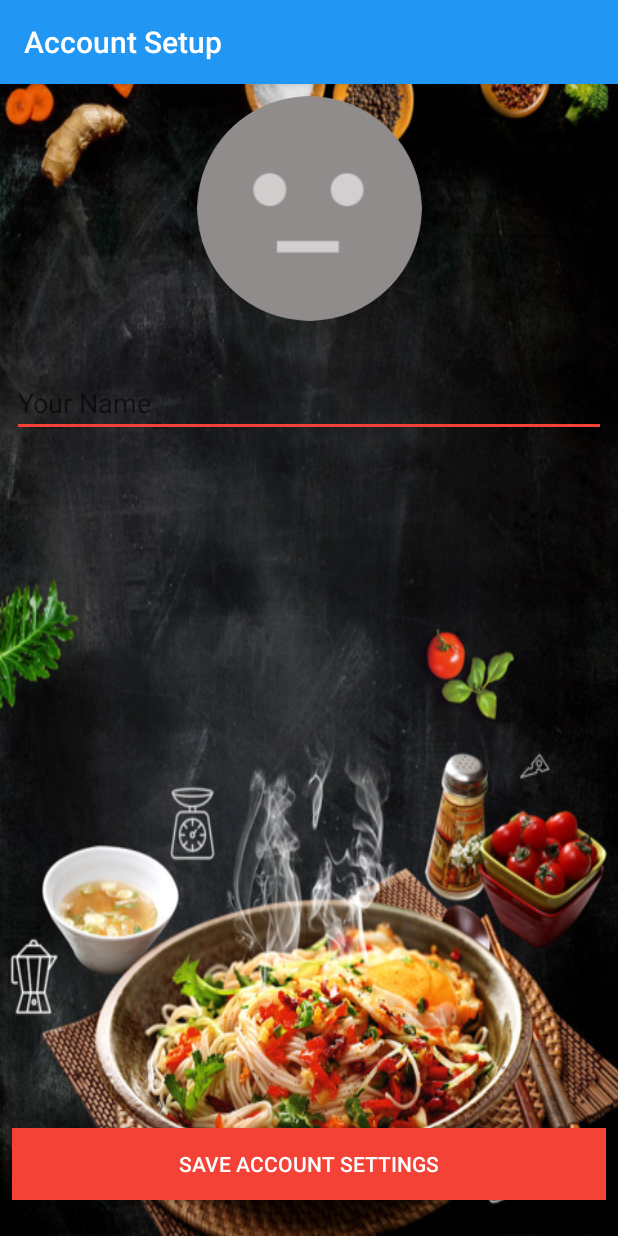
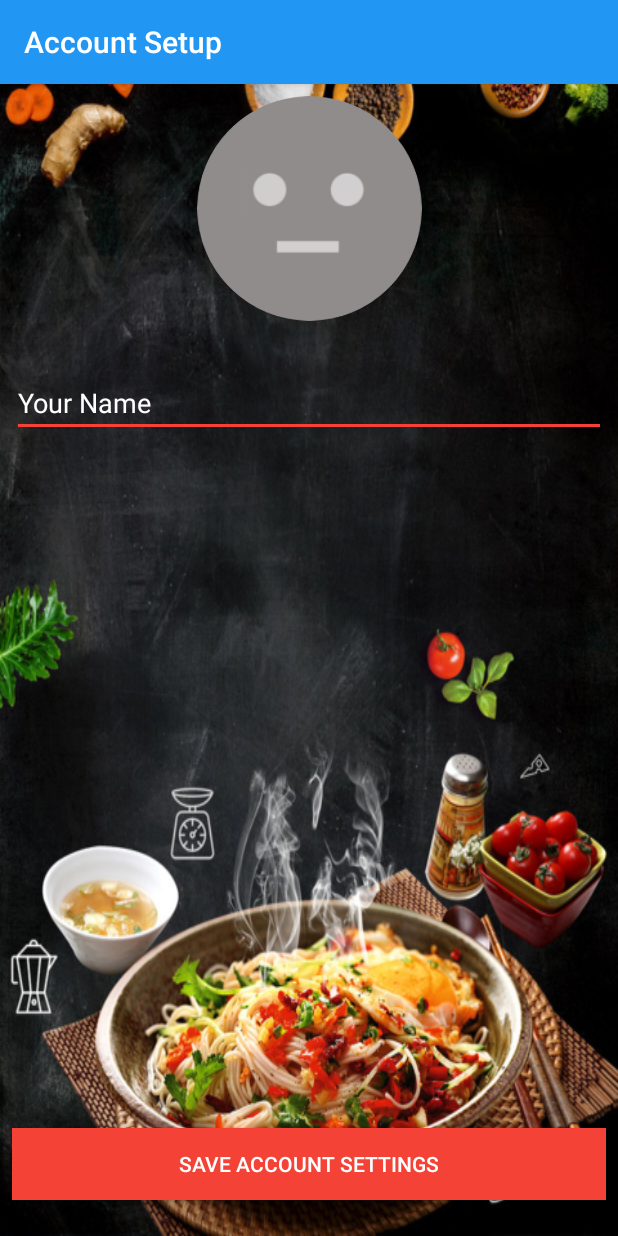
Before and after one commit to edgarhakobyan/Blog-App, an Android app: the screen it shows after launch once a user with an empty profile is signed in (SetupActivity), on a phone screen of 412 x 824 dp. Run offline under Robolectric (Android 15) with nearby library versions, the light colour scheme and no system bars; our stand-ins replace CircleImageView, Firebase (no records; nobody signed in at launch, a user with empty details on screens opened directly); libraries missing offline, so code that uses them is left out: com.theartofdev.edmodo, id.zelory.compressor.

Commit message:
Fixed progress bar on setup page, Changed app name

```diff
--- a/app/src/main/res/layout/activity_comments.xml
+++ b/app/src/main/res/layout/activity_comments.xml
@@ -19,8 +19,8 @@
         android:layout_width="0dp"
         android:layout_height="0dp"
         android:layout_marginBottom="16dp"
-        android:layout_marginEnd="16dp"
-        android:layout_marginStart="16dp"
+        android:layout_marginEnd="8dp"
+        android:layout_marginStart="8dp"
         android:layout_marginTop="16dp"
         app:layout_constraintBottom_toTopOf="@+id/comment_field"
         app:layout_constraintEnd_toEndOf="parent"
--- a/app/src/main/res/layout/activity_setup.xml
+++ b/app/src/main/res/layout/activity_setup.xml
@@ -6,16 +6,6 @@
     android:layout_height="match_parent"
     android:background="@drawable/food_background1"
     tools:context="com.example.edgar.blog_app.activities.SetupActivity">
-
-    <ProgressBar
-        android:id="@+id/setup_progressbar"
-        style="?android:attr/progressBarStyle"
-        android:layout_width="0dp"
-        android:layout_height="wrap_content"
-        android:visibility="invisible"
-        app:layout_constraintEnd_toEndOf="parent"
-        app:layout_constraintStart_toStartOf="parent"
-        app:layout_constraintTop_toTopOf="parent" />
 
     <de.hdodenhof.circleimageview.CircleImageView
         android:id="@+id/setup_image"
@@ -38,6 +28,7 @@
         android:layout_marginTop="32dp"
         android:ems="10"
         android:hint="@string/your_name"
+        android:textColorHint="@android:color/white"
         android:inputType="textPersonName"
         android:textColor="@android:color/white"
         app:layout_constraintEnd_toEndOf="parent"
@@ -58,5 +49,15 @@
         app:layout_constraintEnd_toEndOf="parent"
         app:layout_constraintStart_toStartOf="parent" />
 
+    <ProgressBar
+        android:id="@+id/setup_progressbar"
+        style="?android:attr/progressBarStyle"
+        android:layout_width="0dp"
+        android:layout_height="wrap_content"
+        android:visibility="invisible"
+        app:layout_constraintEnd_toEndOf="parent"
+        app:layout_constraintStart_toStartOf="parent"
+        app:layout_constraintTop_toTopOf="parent"/>
+
 
 </android.support.constraint.ConstraintLayout>
--- a/app/src/main/res/layout/content_main.xml
+++ b/app/src/main/res/layout/content_main.xml
@@ -4,6 +4,7 @@
     xmlns:app="http://schemas.android.com/apk/res-auto"
     android:layout_width="match_parent"
     android:layout_height="match_parent"
+    android:background="@drawable/food_background1"
     android:layout_marginTop="?attr/actionBarSize">
 
     <android.support.v7.widget.RecyclerView
--- a/app/src/main/res/values/strings.xml
+++ b/app/src/main/res/values/strings.xml
@@ -1,5 +1,5 @@
 <resources>
-    <string name="app_name">Blog-App</string>
+    <string name="app_name">Kitchen Blog</string>
 
     <string name="navigation_drawer_open">Open navigation drawer</string>
     <string name="navigation_drawer_close">Close navigation drawer</string>
@@ -10,7 +10,7 @@
     <string name="write_a_comment">Write a comment</string>
     <string name="send_comment">Send comment</string>
     <string name="comments_tag">Comments:</string>
-    <string name="add_comment"> Add Comment</string>
+    <string name="add_comment"> Write a comment…</string>
     <string name="loading_comment">Loading comment …</string>
 
     <!--User Activity-->
```
Also changed, not shown: app/src/main/java/com/example/edgar/blog_app/activities/CommentsActivity.java (+12 -3 lines).
